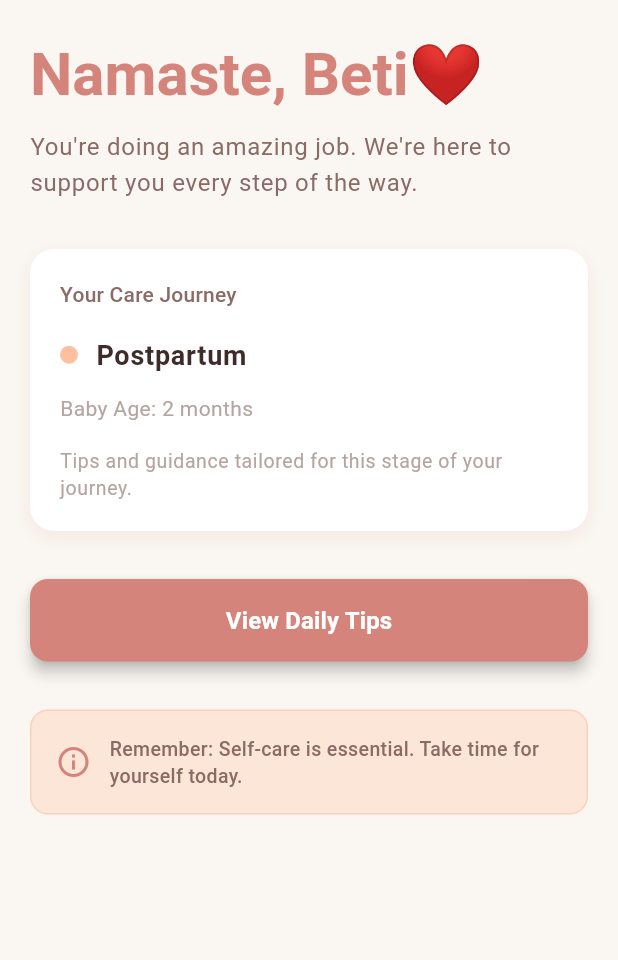
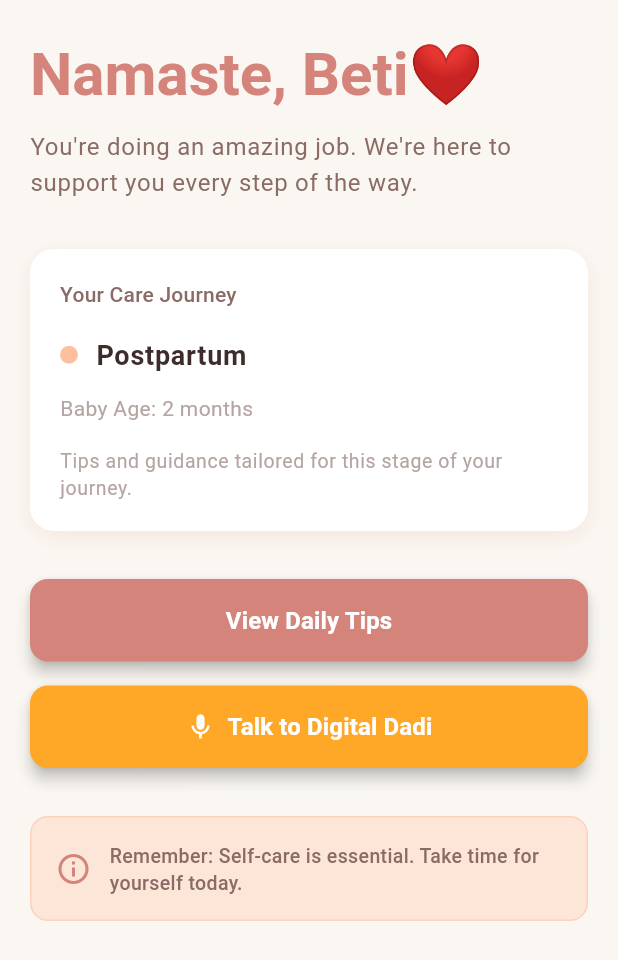
Before and after one commit to sania-patil/Digital-Dadi, a Flutter app: the HomeAfterLoginScreen screen opened directly, on a phone screen of 412 x 824 dp. Shown: the top 960 px of the screen. Run offline on Flutter 3.47's test engine with Material 3 defaults, Android fonts, the phone set to English and light mode, and no system bars; our stand-ins replace google_fonts.

Commit message:
added routes for both screens

```diff
--- a/lib/screens/home_after_login.dart
+++ b/lib/screens/home_after_login.dart
@@ -1,5 +1,6 @@
 import 'package:flutter/material.dart';
 import 'week_tips_screen.dart';
+import 'digital_dadi_voice_screen.dart';
 
 class HomeAfterLoginScreen extends StatelessWidget {
   const HomeAfterLoginScreen({Key? key}) : super(key: key);
@@ -43,6 +44,10 @@ class HomeAfterLoginScreen extends StatelessWidget {
 
                 // View Daily Tips Button
                 _buildDailyTipsButton(context),
+                const SizedBox(height: 16),
+
+                // Talk to Digital Dadi Button
+                _buildTalkToDadiButton(context),
                 const SizedBox(height: 32),
 
                 // Additional Info Card
@@ -130,6 +135,51 @@ class HomeAfterLoginScreen extends StatelessWidget {
     );
   }
 
+  /// Build the Talk to Digital Dadi button
+  Widget _buildTalkToDadiButton(BuildContext context) {
+    return SizedBox(
+      width: double.infinity,
+      child: ElevatedButton(
+        onPressed: () {
+          Navigator.push(
+            context,
+            MaterialPageRoute(
+              builder: (context) => const DigitalDadiVoiceScreen(),
+            ),
+          );
+        },
+        style: ElevatedButton.styleFrom(
+          backgroundColor: Colors.orange.shade400,
+          foregroundColor: Colors.white,
+          padding: const EdgeInsets.symmetric(vertical: 16),
+          shape: RoundedRectangleBorder(
+            borderRadius: BorderRadius.circular(12),
+          ),
+          elevation: 4,
+        ),
+        child: Row(
+          mainAxisAlignment: MainAxisAlignment.center,
+          children: [
+            Icon(
+              Icons.mic,
+              size: 20,
+              color: Colors.white,
+            ),
+            const SizedBox(width: 8),
+            Text(
+              'Talk to Digital Dadi',
+              style: Theme.of(context).textTheme.labelLarge?.copyWith(
+                    fontSize: 16,
+                    fontWeight: FontWeight.w600,
+                    color: Colors.white,
+              ),
+            ),
+          ],
+        ),
+      ),
+    );
+  }
+
   /// Build the View Daily Tips button
   Widget _buildDailyTipsButton(BuildContext context) {
     return SizedBox(
```
